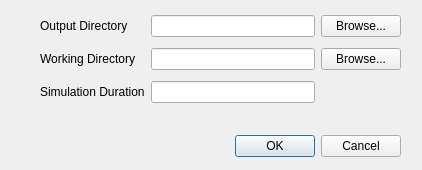
Qt form src/qt_files/UserSettingsForm.ui (luckek/FireScapeRx-dev) before a commit.
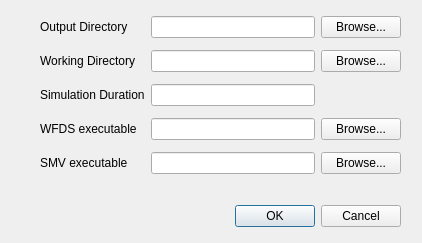
The same form after that commit.

Commit message: Added wfds / smv executable path buttons, line edits and labels

Diff of the .ui file:
```diff
--- a/src/qt_files/UserSettingsForm.ui
+++ b/src/qt_files/UserSettingsForm.ui
@@ -7,7 +7,7 @@
     <x>0</x>
     <y>0</y>
     <width>422</width>
-    <height>170</height>
+    <height>243</height>
    </rect>
   </property>
   <property name="windowTitle">
@@ -17,7 +17,7 @@
    <property name="geometry">
     <rect>
      <x>60</x>
-     <y>130</y>
+     <y>200</y>
      <width>341</width>
      <height>32</height>
     </rect>
@@ -35,7 +35,7 @@
      <x>40</x>
      <y>10</y>
      <width>361</width>
-     <height>101</height>
+     <height>171</height>
     </rect>
    </property>
    <layout class="QGridLayout" name="grid_layout">
@@ -89,6 +89,46 @@
       </property>
      </widget>
     </item>
+    <item row="4" column="2">
+     <widget class="QLineEdit" name="_wfds_exec_line_edit"/>
+    </item>
+    <item row="4" column="1">
+     <widget class="QLabel" name="output_dir_label_2">
+      <property name="text">
+       <string>WFDS executable</string>
+      </property>
+     </widget>
+    </item>
+    <item row="4" column="3">
+     <widget class="QPushButton" name="wfds_exec_bttn">
+      <property name="toolTip">
+       <string>Select a new Output Directory</string>
+      </property>
+      <property name="text">
+       <string>Browse...</string>
+      </property>
+     </widget>
+    </item>
+    <item row="5" column="1">
+     <widget class="QLabel" name="output_dir_label_3">
+      <property name="text">
+       <string>SMV executable</string>
+      </property>
+     </widget>
+    </item>
+    <item row="5" column="2">
+     <widget class="QLineEdit" name="_smv_exec_line_edit"/>
+    </item>
+    <item row="5" column="3">
+     <widget class="QPushButton" name="smv_exec_bttn">
+      <property name="toolTip">
+       <string>Select a new Output Directory</string>
+      </property>
+      <property name="text">
+       <string>Browse...</string>
+      </property>
+     </widget>
+    </item>
    </layout>
   </widget>
  </widget>
```
The commit also changes 1 other file.
